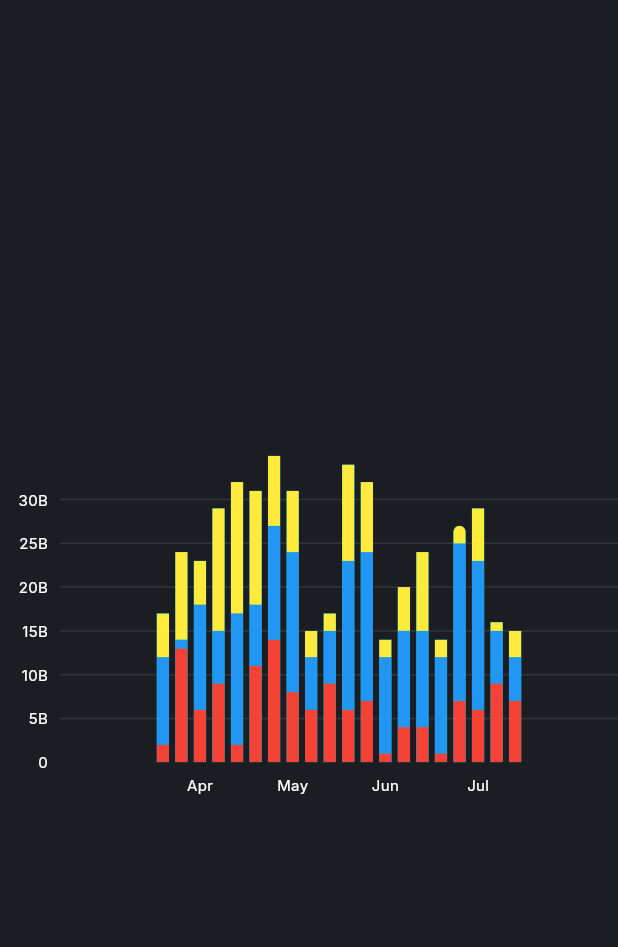
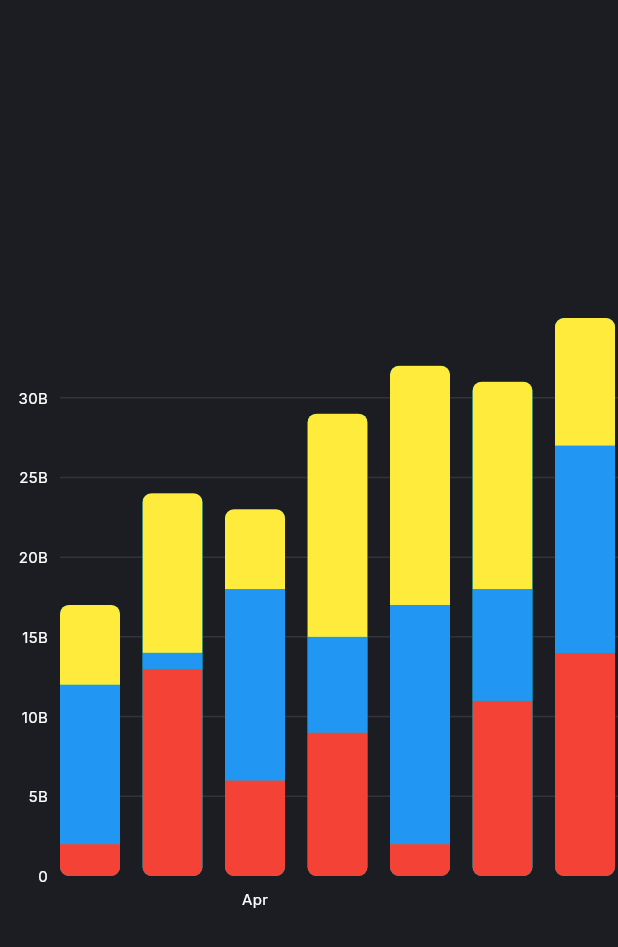
Before and after one commit to Huy28122003/training_softdreams, a Flutter app: the ChartPage screen opened by its route, on a phone screen of 412 x 824 dp. Shown: the top 947 px of the screen. Run offline on Flutter 3.47's test engine with Material 3 defaults, Android fonts, the light colour scheme and no system bars; drawn by our look-alikes of fl_chart; our stand-ins replace bloc, cloud_firestore, connectivity_plus, dartz, device_info_plus, dio and 17 more; missing offline and left inert: flutter_inappwebview, otp_pin_field; accounts and stored records are empty; generated files the repository leaves out were written again.

Commit message:
update scroll horizontal chart

```diff
--- a/lib/presentation/pages/chart/chart_page.dart
+++ b/lib/presentation/pages/chart/chart_page.dart
@@ -4,7 +4,7 @@ import 'package:flutter/material.dart';
 import '../../../configs/themes/app_colors.dart';
 
 class ChartPage extends StatefulWidget {
-  ChartPage({super.key});
+  const ChartPage({super.key});
 
   final Color dark = Colors.red;
   final Color normal = Colors.blue;
@@ -48,9 +48,7 @@ class ChartPageState extends State<ChartPage> {
     if (value == meta.max) {
       return Container();
     }
-    const style = TextStyle(
-      fontSize: 10,
-    );
+    const style = TextStyle(fontSize: 10);
     return SideTitleWidget(
       meta: meta,
       child: Text(
@@ -62,22 +60,26 @@ class ChartPageState extends State<ChartPage> {
 
   @override
   Widget build(BuildContext context) {
+    final double barsWidth = 40;
+    final double barsSpace = 15;
+    final groups = getData(barsWidth, barsSpace);
+
+    final int barCountPerGroup = groups[0].barRods.length;
+    final double groupWidth =
+        barCountPerGroup * barsWidth + (barCountPerGroup - 1) * barsSpace + 40;
+    final double chartWidth = groups.length * groupWidth;
+
     return Scaffold(
       body: Center(
-        child: AspectRatio(
-          aspectRatio: 1.66,
-          child: Padding(
-            padding: const EdgeInsets.only(top: 16),
-            child: LayoutBuilder(
-              builder: (context, constraints) {
-                final barsSpace = 4.0 * constraints.maxWidth / 400;
-                final barsWidth = 8.0 * constraints.maxWidth / 400;
-                return BarChart(
+        child: SingleChildScrollView(
+          scrollDirection: Axis.horizontal,
+          child: SizedBox(
+            width: chartWidth,
+            height: 400,
+            child: BarChart(
               BarChartData(
-                    alignment: BarChartAlignment.center,
-                    barTouchData: BarTouchData(
-                      enabled: false,
-                    ),
+                alignment: BarChartAlignment.start,
+                barTouchData: BarTouchData(enabled: false),
                 titlesData: FlTitlesData(
                   show: true,
                   bottomTitles: AxisTitles(
@@ -110,14 +112,10 @@ class ChartPageState extends State<ChartPage> {
                   ),
                   drawVerticalLine: false,
                 ),
-                    borderData: FlBorderData(
-                      show: false,
+                borderData: FlBorderData(show: false),
+                groupsSpace: barsSpace,
+                barGroups: groups,
               ),
-                    groupsSpace: barsSpace,
-                    barGroups: getData(barsWidth, barsSpace),
-                  ),
-                );
-              },
             ),
           ),
         ),
@@ -138,7 +136,7 @@ class ChartPageState extends State<ChartPage> {
               BarChartRodStackItem(2000000000, 12000000000, widget.normal),
               BarChartRodStackItem(12000000000, 17000000000, widget.light),
             ],
-            borderRadius: BorderRadius.zero,
+            borderRadius: BorderRadius.circular(6),
             width: barsWidth,
           ),
           BarChartRodData(
@@ -148,7 +146,7 @@ class ChartPageState extends State<ChartPage> {
               BarChartRodStackItem(13000000000, 14000000000, widget.normal),
               BarChartRodStackItem(14000000000, 24000000000, widget.light),
             ],
-            borderRadius: BorderRadius.zero,
+            borderRadius: BorderRadius.circular(6),
             width: barsWidth,
           ),
           BarChartRodData(
@@ -158,7 +156,7 @@ class ChartPageState extends State<ChartPage> {
               BarChartRodStackItem(6000000000.5, 18000000000, widget.normal),
               BarChartRodStackItem(18000000000, 23000000000.5, widget.light),
             ],
-            borderRadius: BorderRadius.zero,
+            borderRadius: BorderRadius.circular(6),
             width: barsWidth,
           ),
           BarChartRodData(
@@ -168,7 +166,7 @@ class ChartPageState extends State<ChartPage> {
               BarChartRodStackItem(9000000000, 15000000000, widget.normal),
               BarChartRodStackItem(15000000000, 29000000000, widget.light),
             ],
-            borderRadius: BorderRadius.zero,
+            borderRadius: BorderRadius.circular(6),
             width: barsWidth,
           ),
           BarChartRodData(
@@ -178,7 +176,7 @@ class ChartPageState extends State<ChartPage> {
               BarChartRodStackItem(2000000000.5, 17000000000.5, widget.normal),
               BarChartRodStackItem(17000000000.5, 32000000000, widget.light),
             ],
-            borderRadius: BorderRadius.zero,
+            borderRadius: BorderRadius.circular(6),
             width: barsWidth,
           ),
         ],
@@ -194,7 +192,7 @@ class ChartPageState extends State<ChartPage> {
               BarChartRodStackItem(11000000000, 18000000000, widget.normal),
               BarChartRodStackItem(18000000000, 31000000000, widget.light),
             ],
-            borderRadius: BorderRadius.zero,
+            borderRadius: BorderRadius.circular(6),
             width: barsWidth,
           ),
           BarChartRodData(
@@ -204,7 +202,7 @@ class ChartPageState extends State<ChartPage> {
               BarChartRodStackItem(14000000000, 27000000000, widget.normal),
               BarChartRodStackItem(27000000000, 35000000000, widget.light),
             ],
-            borderRadius: BorderRadius.zero,
+            borderRadius: BorderRadius.circular(6),
             width: barsWidth,
           ),
           BarChartRodData(
@@ -214,7 +212,7 @@ class ChartPageState extends State<ChartPage> {
               BarChartRodStackItem(8000000000, 24000000000, widget.normal),
               BarChartRodStackItem(24000000000, 31000000000, widget.light),
             ],
-            borderRadius: BorderRadius.zero,
+            borderRadius: BorderRadius.circular(6),
             width: barsWidth,
           ),
           BarChartRodData(
@@ -224,7 +222,7 @@ class ChartPageState extends State<ChartPage> {
               BarChartRodStackItem(6000000000.5, 12000000000.5, widget.normal),
               BarChartRodStackItem(12000000000.5, 15000000000, widget.light),
             ],
-            borderRadius: BorderRadius.zero,
+            borderRadius: BorderRadius.circular(6),
             width: barsWidth,
           ),
           BarChartRodData(
@@ -234,7 +232,7 @@ class ChartPageState extends State<ChartPage> {
               BarChartRodStackItem(9000000000, 15000000000, widget.normal),
               BarChartRodStackItem(15000000000, 17000000000, widget.light),
             ],
-            borderRadius: BorderRadius.zero,
+            borderRadius: BorderRadius.circular(6),
             width: barsWidth,
           ),
         ],
@@ -250,7 +248,7 @@ class ChartPageState extends State<ChartPage> {
               BarChartRodStackItem(6000000000, 23000000000, widget.normal),
               BarChartRodStackItem(23000000000, 34000000000, widget.light),
             ],
-            borderRadius: BorderRadius.zero,
+            borderRadius: BorderRadius.circular(6),
             width: barsWidth,
           ),
           BarChartRodData(
@@ -260,7 +258,7 @@ class ChartPageState extends State<ChartPage> {
               BarChartRodStackItem(7000000000, 24000000000, widget.normal),
               BarChartRodStackItem(24000000000, 32000000000, widget.light),
             ],
-            borderRadius: BorderRadius.zero,
+            borderRadius: BorderRadius.circular(6),
             width: barsWidth,
           ),
           BarChartRodData(
@@ -270,7 +268,7 @@ class ChartPageState extends State<ChartPage> {
               BarChartRodStackItem(1000000000.5, 12000000000, widget.normal),
               BarChartRodStackItem(12000000000, 14000000000.5, widget.light),
             ],
-            borderRadius: BorderRadius.zero,
+            borderRadius: BorderRadius.circular(6),
             width: barsWidth,
           ),
           BarChartRodData(
@@ -280,7 +278,7 @@ class ChartPageState extends State<ChartPage> {
               BarChartRodStackItem(4000000000, 15000000000, widget.normal),
               BarChartRodStackItem(15000000000, 20000000000, widget.light),
             ],
-            borderRadius: BorderRadius.zero,
+            borderRadius: BorderRadius.circular(6),
             width: barsWidth,
           ),
           BarChartRodData(
@@ -290,7 +288,7 @@ class ChartPageState extends State<ChartPage> {
               BarChartRodStackItem(4000000000, 15000000000, widget.normal),
               BarChartRodStackItem(15000000000, 24000000000, widget.light),
             ],
-            borderRadius: BorderRadius.zero,
+            borderRadius: BorderRadius.circular(6),
             width: barsWidth,
           ),
         ],
@@ -306,7 +304,7 @@ class ChartPageState extends State<ChartPage> {
               BarChartRodStackItem(1000000000.5, 12000000000, widget.normal),
               BarChartRodStackItem(12000000000, 14000000000, widget.light),
             ],
-            borderRadius: BorderRadius.zero,
+            borderRadius: BorderRadius.circular(6),
             width: barsWidth,
           ),
           BarChartRodData(
@@ -316,8 +314,7 @@ class ChartPageState extends State<ChartPage> {
               BarChartRodStackItem(7000000000, 25000000000, widget.normal),
               BarChartRodStackItem(25000000000, 27000000000, widget.light),
             ],
-            borderRadius: BorderRadius.only(
-                topLeft: Radius.circular(6), topRight: Radius.circular(6)),
+            borderRadius: BorderRadius.circular(6),
             width: barsWidth,
           ),
           BarChartRodData(
@@ -327,7 +324,7 @@ class ChartPageState extends State<ChartPage> {
               BarChartRodStackItem(6000000000, 23000000000, widget.normal),
               BarChartRodStackItem(23000000000, 29000000000, widget.light),
             ],
-            borderRadius: BorderRadius.zero,
+            borderRadius: BorderRadius.circular(6),
             width: barsWidth,
           ),
           BarChartRodData(
@@ -337,7 +334,7 @@ class ChartPageState extends State<ChartPage> {
               BarChartRodStackItem(9000000000, 15000000000, widget.normal),
               BarChartRodStackItem(15000000000, 16000000000.5, widget.light),
             ],
-            borderRadius: BorderRadius.zero,
+            borderRadius: BorderRadius.circular(6),
             width: barsWidth,
           ),
           BarChartRodData(
@@ -347,7 +344,7 @@ class ChartPageState extends State<ChartPage> {
               BarChartRodStackItem(7000000000, 12000000000.5, widget.normal),
               BarChartRodStackItem(12000000000.5, 15000000000, widget.light),
             ],
-            borderRadius: BorderRadius.zero,
+            borderRadius: BorderRadius.circular(6),
             width: barsWidth,
           ),
         ],
```
Lines whose indentation alone changed are shown as unchanged.
